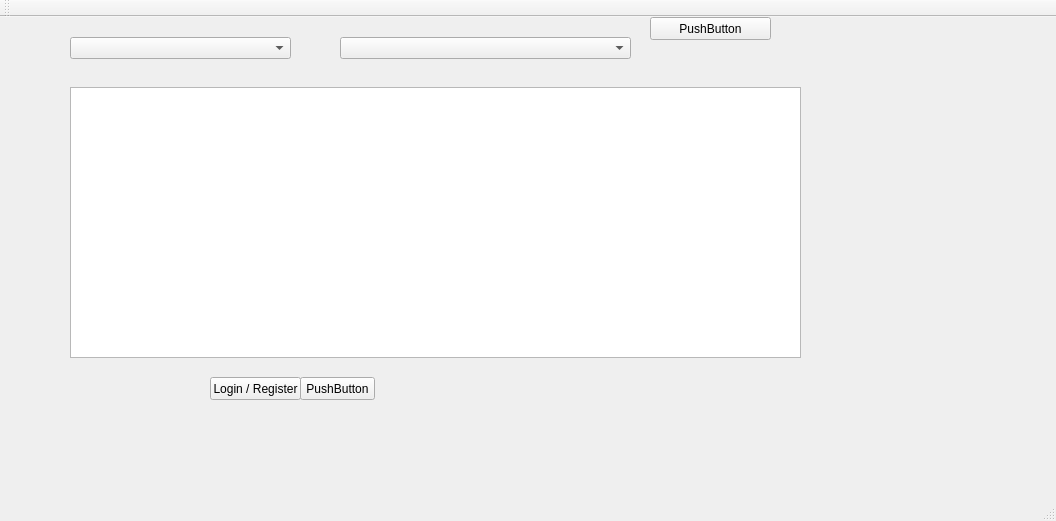
First picture: the form in mainwindow.ui, repository Barlend/StudBd, before the edit.
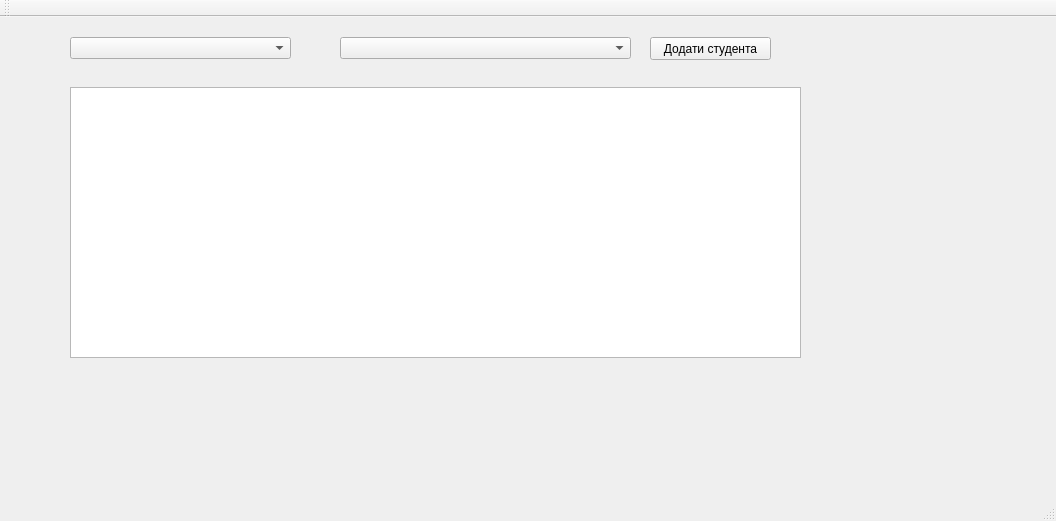
Second picture: the form after the edit.

```diff
--- a/mainwindow.ui
+++ b/mainwindow.ui
@@ -18,13 +18,13 @@
     <property name="geometry">
      <rect>
       <x>650</x>
-      <y>0</y>
+      <y>20</y>
       <width>121</width>
       <height>23</height>
      </rect>
     </property>
     <property name="text">
-     <string>PushButton</string>
+     <string>Додати студента</string>
     </property>
    </widget>
    <widget class="QLabel" name="label">
@@ -60,32 +60,6 @@
      </rect>
     </property>
    </widget>
-   <widget class="QPushButton" name="pushButton_2">
-    <property name="geometry">
-     <rect>
-      <x>210</x>
-      <y>360</y>
-      <width>91</width>
-      <height>23</height>
-     </rect>
-    </property>
-    <property name="text">
-     <string>Login / Register</string>
-    </property>
-   </widget>
-   <widget class="QPushButton" name="pushButton_3">
-    <property name="geometry">
-     <rect>
-      <x>300</x>
-      <y>360</y>
-      <width>75</width>
-      <height>23</height>
-     </rect>
-    </property>
-    <property name="text">
-     <string>PushButton</string>
-    </property>
-   </widget>
    <widget class="QTableWidget" name="tableWidget">
     <property name="geometry">
      <rect>
```
Left out of the diff: 2 changed lines with no effect on the pictures.
